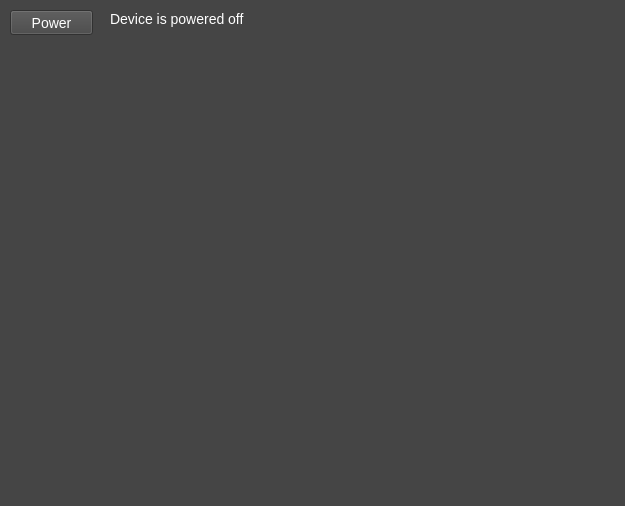
The window that code/device.ui (xHWAHx/InsulinPumpSimulator-Group35) describes before a commit, drawn with Qt 5.
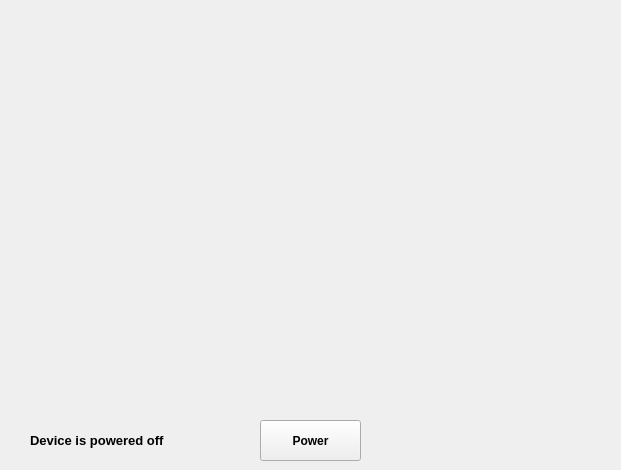
The same window after the commit.

```diff
--- a/code/device.ui
+++ b/code/device.ui
@@ -6,35 +6,35 @@
    <rect>
     <x>0</x>
     <y>0</y>
-    <width>625</width>
-    <height>506</height>
+    <width>621</width>
+    <height>470</height>
    </rect>
   </property>
   <property name="windowTitle">
    <string>MainWindow</string>
   </property>
   <property name="autoFillBackground">
-   <bool>false</bool>
+   <bool>true</bool>
   </property>
   <property name="styleSheet">
-   <string notr="true">QWidget {
-  background-color: #454545;
-  color: white;
-  font-family: &quot;Segoe UI&quot;, sans-serif;
-  font-size: 14px;
-}
-</string>
+   <string notr="true"/>
   </property>
   <widget class="QWidget" name="centralwidget">
    <widget class="QPushButton" name="powerButton">
     <property name="geometry">
      <rect>
-      <x>10</x>
-      <y>10</y>
-      <width>83</width>
-      <height>25</height>
+      <x>260</x>
+      <y>420</y>
+      <width>101</width>
+      <height>41</height>
      </rect>
     </property>
+    <property name="font">
+     <font>
+      <weight>75</weight>
+      <bold>true</bold>
+     </font>
+    </property>
     <property name="text">
      <string>Power</string>
     </property>
@@ -42,38 +42,37 @@
    <widget class="QLabel" name="powerLabel">
     <property name="geometry">
      <rect>
-      <x>110</x>
-      <y>10</y>
-      <width>181</width>
-      <height>17</height>
+      <x>30</x>
+      <y>420</y>
+      <width>221</width>
+      <height>41</height>
      </rect>
     </property>
+    <property name="font">
+     <font>
+      <pointsize>10</pointsize>
+      <weight>75</weight>
+      <bold>true</bold>
+     </font>
+    </property>
     <property name="text">
      <string>Device is powered off</string>
     </property>
+    <property name="alignment">
+     <set>Qt::AlignLeading|Qt::AlignLeft|Qt::AlignVCenter</set>
+    </property>
    </widget>
    <widget class="QWidget" name="uiWidget" native="true">
     <property name="geometry">
      <rect>
       <x>10</x>
-      <y>50</y>
+      <y>10</y>
       <width>600</width>
       <height>400</height>
      </rect>
     </property>
    </widget>
   </widget>
-  <widget class="QMenuBar" name="menubar">
-   <property name="geometry">
-    <rect>
-     <x>0</x>
-     <y>0</y>
-     <width>625</width>
-     <height>22</height>
-    </rect>
-   </property>
-  </widget>
-  <widget class="QStatusBar" name="statusbar"/>
  </widget>
  <resources/>
  <connections/>
```
Left out of the diff: 2 changed lines with no effect on the pictures.
